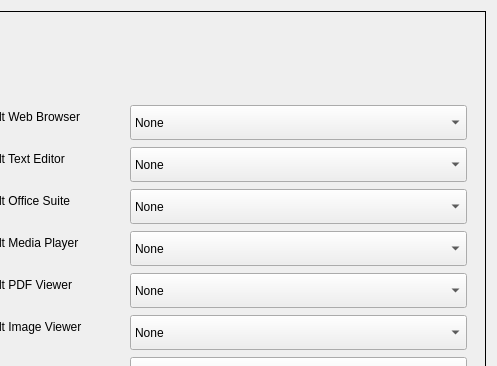
Old version of the form src/ui/changeDefaultSettingsDialog.ui in the repository StratOS-Linux/stratOS-maneki-neko; both pictures show x 311 to 808 and y 0 to 366 of the 808 by 525 pixel window.
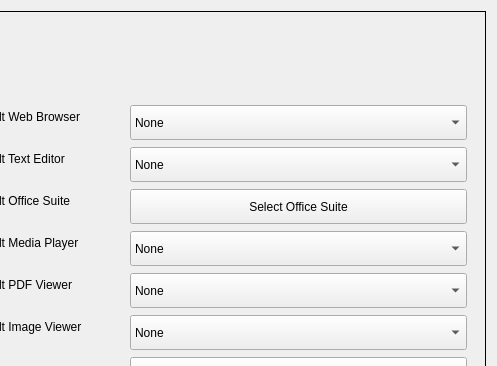
New version of the form. Icons and pictures are not drawn.

Commit message: added bash scripts to fetch installed apps to set default app settings

```diff
--- a/src/ui/changeDefaultSettingsDialog.ui
+++ b/src/ui/changeDefaultSettingsDialog.ui
@@ -301,27 +301,9 @@
                 <property name="text">
                  <string>Default Office Suite</string>
                 </property>
-               </widget>
-              </item>
-              <item row="2" column="1">
-               <widget class="QComboBox" name="officeComboBox">
-                <property name="sizePolicy">
-                 <sizepolicy hsizetype="MinimumExpanding" vsizetype="Fixed">
-                  <horstretch>0</horstretch>
-                  <verstretch>0</verstretch>
-                 </sizepolicy>
+                <property name="wordWrap">
+                 <bool>true</bool>
                 </property>
-                <property name="minimumSize">
-                 <size>
-                  <width>151</width>
-                  <height>35</height>
-                 </size>
-                </property>
-                <item>
-                 <property name="text">
-                  <string>None</string>
-                 </property>
-                </item>
                </widget>
               </item>
               <item row="3" column="0">
@@ -506,6 +488,25 @@
                 </property>
                </widget>
               </item>
+              <item row="2" column="1">
+               <widget class="QPushButton" name="pushButton">
+                <property name="sizePolicy">
+                 <sizepolicy hsizetype="MinimumExpanding" vsizetype="Fixed">
+                  <horstretch>0</horstretch>
+                  <verstretch>0</verstretch>
+                 </sizepolicy>
+                </property>
+                <property name="minimumSize">
+                 <size>
+                  <width>151</width>
+                  <height>35</height>
+                 </size>
+                </property>
+                <property name="text">
+                 <string>Select Office Suite</string>
+                </property>
+               </widget>
+              </item>
              </layout>
             </item>
            </layout>
```
Left out of the diff: 36 changed lines with no effect on the pictures. The commit also changes 1 other file.
